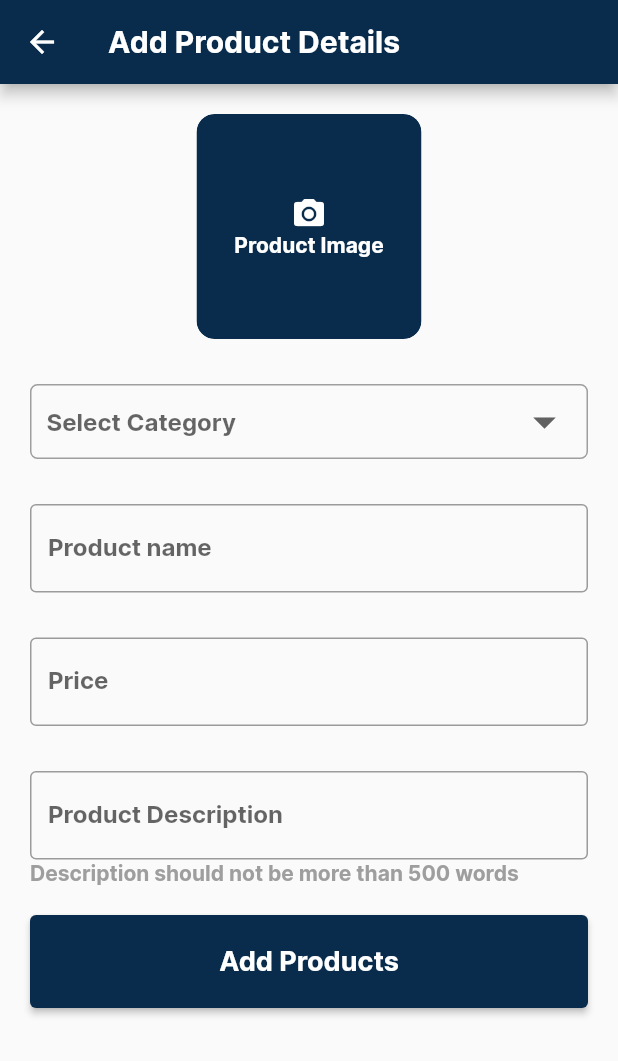
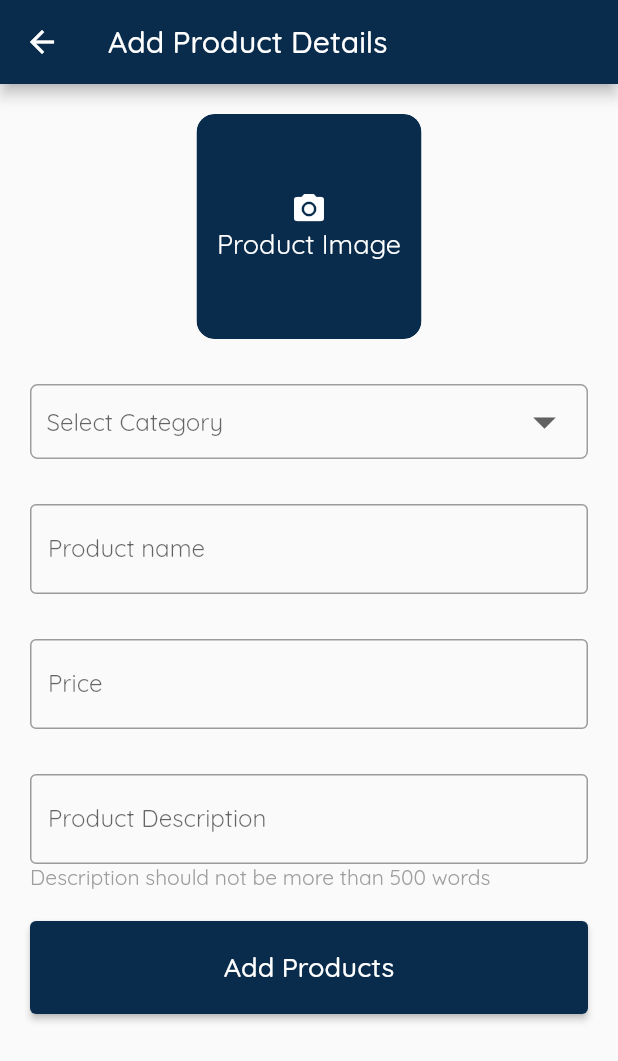
Before and after one commit to bumie-e/Plug, a Flutter app: the screen it shows after launch, on a phone screen of 412 x 824 dp. Shown: the top 1061 px of the screen. Run offline on Flutter 3.47's test engine with Material 2 defaults, Android fonts, the light colour scheme and no system bars; our stand-ins replace google_fonts, image_picker; project files that could hold a hidden picture were left out.

Commit message:
changed font to Quicksand

```diff
--- a/lib/main.dart
+++ b/lib/main.dart
@@ -10,6 +10,7 @@ import 'package:plug/screens/reset_password.dart';
 import 'package:plug/screens/new_Password.dart';
 import 'package:plug/screens/product_detail.dart';
 import './screens/verify-email.dart';
+import 'package:google_fonts/google_fonts.dart';
 
 void main() {
   runApp(const MyApp());
@@ -25,15 +26,18 @@ class MyApp extends StatelessWidget {
       debugShowCheckedModeBanner: false,
       title: 'Plug',
       theme: ThemeData(
-        primarySwatch: kPrimaryColorSwatch,
-        fontFamily: 'Inter',
-        textTheme: const TextTheme(
-          bodyText2: TextStyle(
-            color: kPrimaryColor1,
-            fontWeight: FontWeight.w700,
+          primarySwatch: kPrimaryColorSwatch,
+          textTheme: GoogleFonts.quicksandTextTheme(
+            Theme.of(context).textTheme,
+          )
+          // fontFamily: 'Inter',
+          // textTheme: const TextTheme(
+          //   bodyText2: TextStyle(
+          //     color: kPrimaryColor1,
+          //     fontWeight: FontWeight.w700,
+          //   ),
+          // ),
           ),
-        ),
-      ),
       initialRoute: ProdDetailPage.routeName,
       routes: {
         WelcomePage.routeName: (context) => WelcomePage(),
--- a/lib/screens/product_detail.dart
+++ b/lib/screens/product_detail.dart
@@ -3,7 +3,6 @@ import 'package:plug/components/custom_textfields.dart';
 import 'package:plug/utilities/constants.dart';
 import 'package:plug/components/reusable_button.dart';
 import 'package:plug/utilities/image_picker.dart';
-import 'package:google_fonts/google_fonts.dart';
 
 class ProdDetailPage extends StatefulWidget {
   static const routeName = '/productDetail';
@@ -74,9 +73,8 @@ class _ProdDetailPageState extends State<ProdDetailPage> {
                                   ),
                                   Text(
                                     'Product Image',
-                                    style: TextStyle(
-                                      color: Colors.white,
-                                    ),
+                                    style: kTextSytle2.copyWith(
+                                        color: Colors.white),
                                   ),
                                 ],
                               )),
@@ -157,6 +155,7 @@ class _ProdDetailPageState extends State<ProdDetailPage> {
                   ),
                   onPressed: () {
                     // Navigator.pushNamed(context, HomePage.routeName);
+                    Navigator.pop(context);
                   },
                 ),
               ],
```
